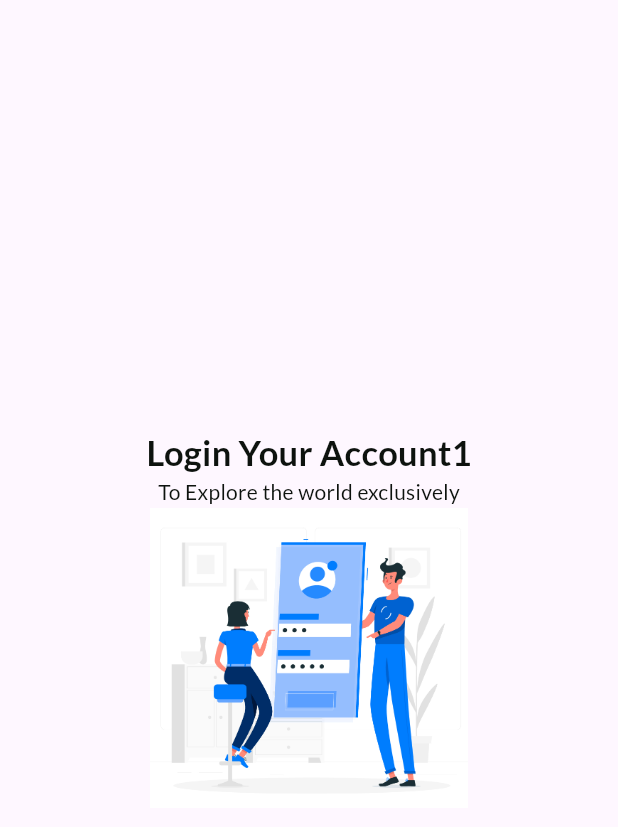
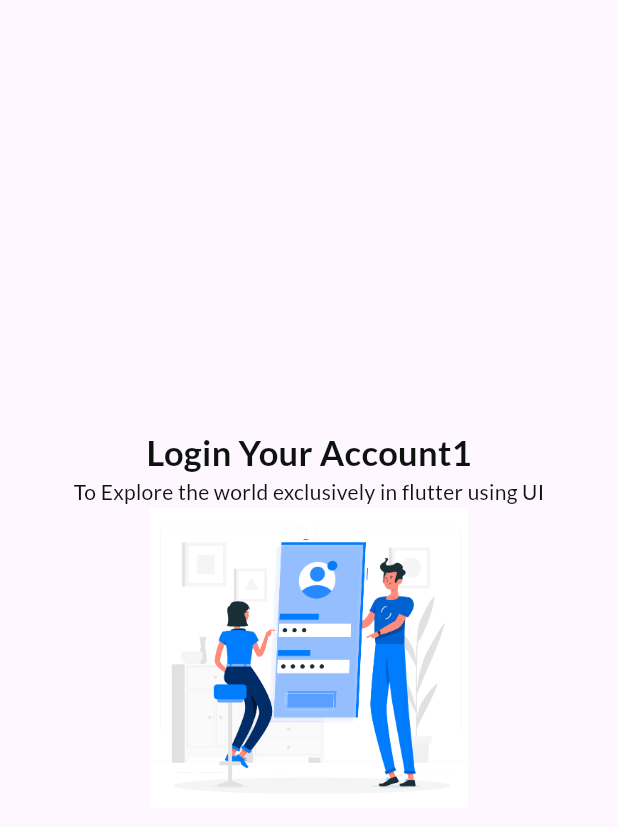
Before and after one commit to Parag18081994/ShopHub, a Flutter app: the screen it shows after launch, on a phone screen of 412 x 824 dp. Shown: the top 827 px of the screen. Run offline on Flutter 3.47's test engine with Material 3 defaults, Android fonts, the light colour scheme and no system bars; our stand-ins replace google_fonts.

Commit message:
Updated Login screen UI branch

```diff
--- a/lib/views/screens/authentication/login_screen.dart
+++ b/lib/views/screens/authentication/login_screen.dart
@@ -23,7 +23,7 @@ class LoginScreen extends StatelessWidget {
               ),
             ),
             Text(
-              'To Explore the world exclusively',
+              'To Explore the world exclusively in flutter using UI',
               style: GoogleFonts.getFont(
                 'Lato',
                 color: Color(0XFF0d120E),
```
